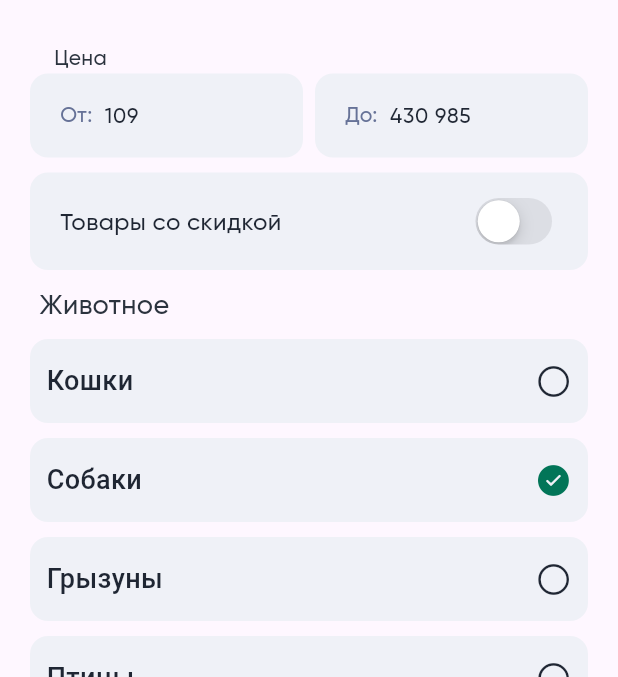
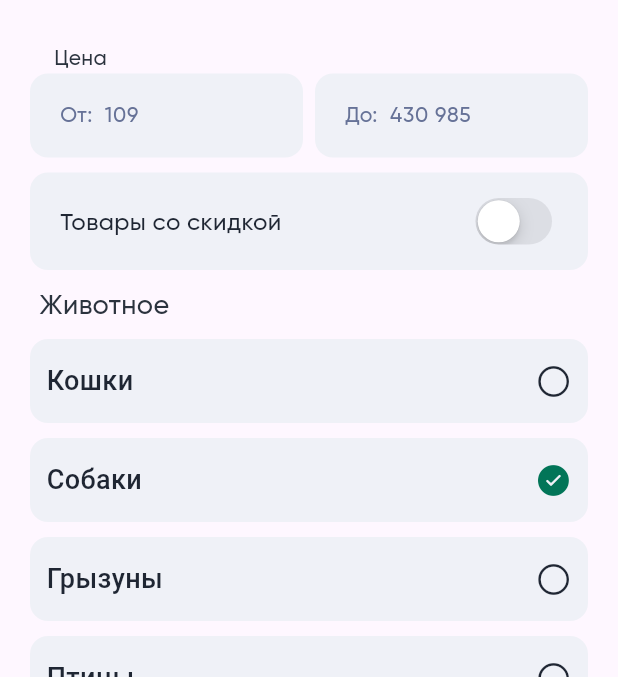
Before and after one commit to x4dead/Give-Paw, a Flutter app: the FilterPage screen opened by its route, after a tap on "Готово", on a phone screen of 412 x 824 dp, the part 63-740 px from its top. Run offline on Flutter 3.47's test engine with Material 3 defaults, Android fonts, the phone set to English and light mode, and no system bars; our stand-ins replace cached_network_image, flutter_riverpod, flutter_svg, go_router; missing offline and left inert: media_kit, media_kit_video; Roboto replaces fonts that are missing (SF Pro Display); key blocks and very long unbroken strings in the code were emptied for the run.

Commit message:
Сделал сортировку по ценам, есть баг

```diff
--- a/lib/ui/pages/filter_page/filter_page.dart
+++ b/lib/ui/pages/filter_page/filter_page.dart
@@ -20,6 +20,8 @@ part 'widgets/filter_switcher.dart';
 part 'widgets/filter_radio_list_tile_button.dart';
 
 final isDiscountProducts = StateProvider((ref) => false);
+int? priceFrom;
+int? priceTo;
 
 class FilterPage extends ConsumerStatefulWidget {
   const FilterPage({super.key});
@@ -29,8 +31,10 @@ class FilterPage extends ConsumerStatefulWidget {
 }
 
 class _FilterPageConsumerState extends ConsumerState<FilterPage> {
-  final TextEditingController priceFrom = TextEditingController(text: '109');
-  final TextEditingController priceTo = TextEditingController(text: '430 985');
+  final TextEditingController _priceFrom =
+      TextEditingController(text: priceFrom?.toString());
+  final TextEditingController _priceTo =
+      TextEditingController(text: priceTo?.toString());
   final priceFromFocusNode = FocusNode();
   final priceToFocusNode = FocusNode();
 
@@ -105,14 +109,19 @@ class _FilterPageConsumerState extends ConsumerState<FilterPage> {
                                         ? priceFromFocusNode
                                         : priceToFocusNode,
                                     controller:
-                                        itemIndex == 0 ? priceFrom : priceTo,
+                                        itemIndex == 0 ? _priceFrom : _priceTo,
                                     keyboardType: TextInputType.number,
                                     style: AppTextStyle.w500s14,
                                     inputFormatters: [
                                       FilteringTextInputFormatter.allow(
                                           FieldFormClass.regExpNumber)
                                     ],
-                                    decoration: const InputDecoration(
+                                    decoration: InputDecoration(
+                                        hintStyle: AppTextStyle.w500s14
+                                            .copyWith(
+                                                color: AppColors.colorGray40),
+                                        hintText:
+                                            itemIndex == 0 ? '109' : '430 985',
                                         isDense: true,
                                         border: InputBorder.none,
                                         enabledBorder: InputBorder.none,
@@ -162,20 +171,53 @@ class _FilterPageConsumerState extends ConsumerState<FilterPage> {
                 height: 56,
                 buttonText: 'Готово',
                 onTap: () {
+                  ///Помещаем локально выбранных животных в глобальную переменную
                   ref.read(selectedPets.notifier).state = _selectedIndex;
+
+                  ///Помещаем локальныую переменную в глобальную
                   ref.read(isDiscountProducts.notifier).state =
                       ref.watch(_isDiscountProducts);
+
+                  ///Помещаем локальныую переменную в глобальную
+                  if (_priceFrom.text.isNotEmpty) {
+                    priceFrom = int.parse(_priceFrom.text);
+                  }
+                  if (_priceTo.text.isNotEmpty) {
+                    priceTo = int.parse(_priceTo.text);
+                  }
+
+                  ///Делаем сортировку по выбранным животным
                   ref.read(data.notifier).state = sProducts.where((a) {
                     return _selectedIndex
                         .where((e) => a.petType == pet[e].$2)
                         .isNotEmpty;
                   }).toList();
+
+                  ///Если глобальная переменная isDiscountProducts равняется тру
                   if (ref.watch(isDiscountProducts) == true) {
+                    ///Делаем сортировку товарам со скидкой
                     ref.read(data.notifier).state = ref.watch(data).where((a) {
                       return a.discountPrice != null;
                     }).toList();
                   }
 
+                  ///Если хотябы один контроллер не пустой
+                  if (_priceFrom.text.isNotEmpty || _priceTo.text.isNotEmpty) {
+                    ///Делаем сортировку по цене
+
+                    if (_priceFrom.text.isNotEmpty) {
+                      ref.read(data.notifier).state = ref.read(data).where((a) {
+                        return (a.discountPrice ?? a.previousPrice!) >=
+                            int.tryParse(_priceFrom.text)!;
+                      }).toList();
+                    }
+                    if (_priceTo.text.isNotEmpty) {
+                      ref.read(data.notifier).state = ref.read(data).where((a) {
+                        return (a.discountPrice ?? a.previousPrice!) <=
+                            int.tryParse(_priceTo.text)!;
+                      }).toList();
+                    }
+                  }
                   if (ref.watch(selectedPets).length > 2) {
                     ref.read(isSelectedIndex.notifier).state = 3;
                   }
--- a/lib/ui/pages/store_page/data.dart
+++ b/lib/ui/pages/store_page/data.dart
@@ -17,9 +17,9 @@ final List<ProductModel> sProducts = [
   ),
   ProductModel(
     imgs: [
+      "https://png.pngtree.com/png-vector/20201129/ourmid/pngtree-dog-food-png-image_2404540.jpg",
       "https://pngimg.com/d/dog_food_PNG37.png",
       "https://img.favpng.com/21/0/1/puppy-dog-food-cat-food-pet-food-png-favpng-Q9HPLdF2eEBzQqvD0execSQsU.jpg",
-      "https://png.pngtree.com/png-vector/20201129/ourmid/pngtree-dog-food-png-image_2404540.jpg",
     ],
     title:
         'Мясное ассорти с потрошками для собак Четвероногий гурман “Мясное ассорти” для собак – это влажный корм премиум класса с фаршевой консистенцией. В его составе 95% мясных',
@@ -68,6 +68,20 @@ final List<ProductModel> sProducts = [
     discountPrice: 3991,
     producId: 100000002,
     previousPrice: 59911,
+    topSeller: true,
+    inStock: false,
+    petType: "other",
+  ),
+  ProductModel(
+    imgs: [
+      "https://img.freepik.com/free-vector/cat-food-landing-page-template_23-2148972341.jpg?w=1380&t=st=1711277447~exp=1711278047~hmac=265cb789eb314b0ef0d14a2148efbec05bbadbbb43c02b15197b25592d77a615"
+          "https://static.wixstatic.com/media/5e60b4_acc20f1a53654071824cec0d34fd8b03~mv2.png/v1/fill/w_440,h_440,al_c,q_85,usm_0.66_1.00_0.01,enc_auto/image-asset-2.png",
+      "https://img.favpng.com/21/0/1/puppy-dog-food-cat-food-pet-food-png-favpng-Q9HPLdF2eEBzQqvD0execSQsU.jpg",
+    ],
+    title: 'Monge Dog BWild LOW GRAIN низкозерновой корм из мяса',
+    discountPrice: 25,
+    producId: 100000002,
+    previousPrice: 30,
     topSeller: true,
     inStock: false,
     petType: "other",
```
